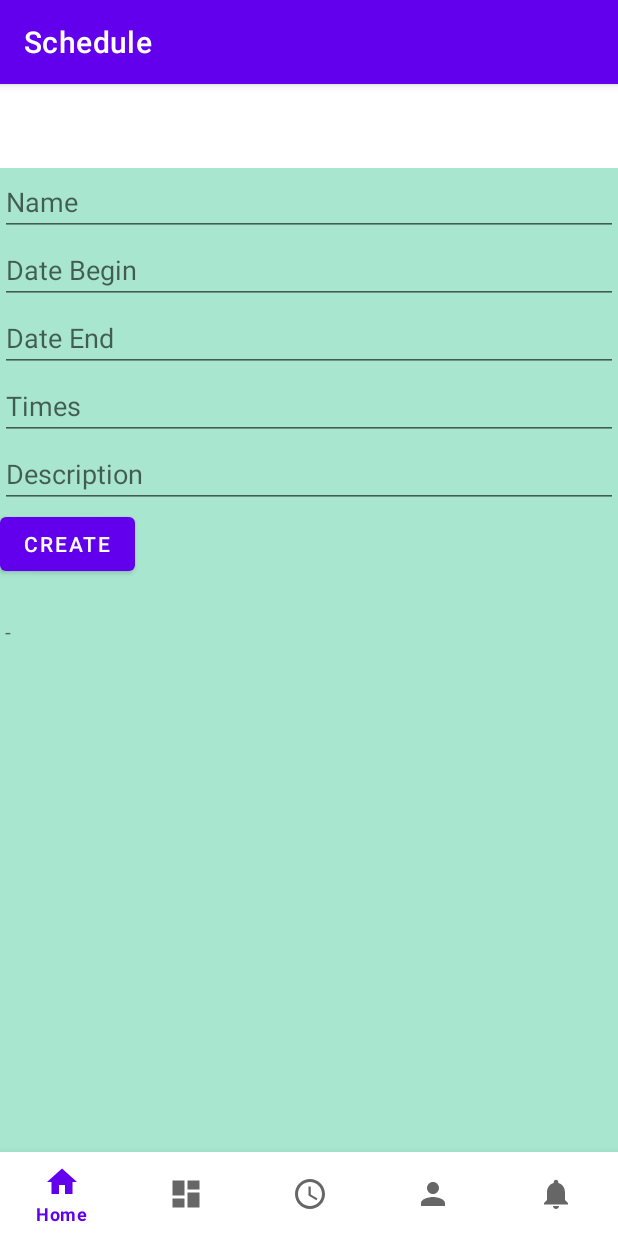
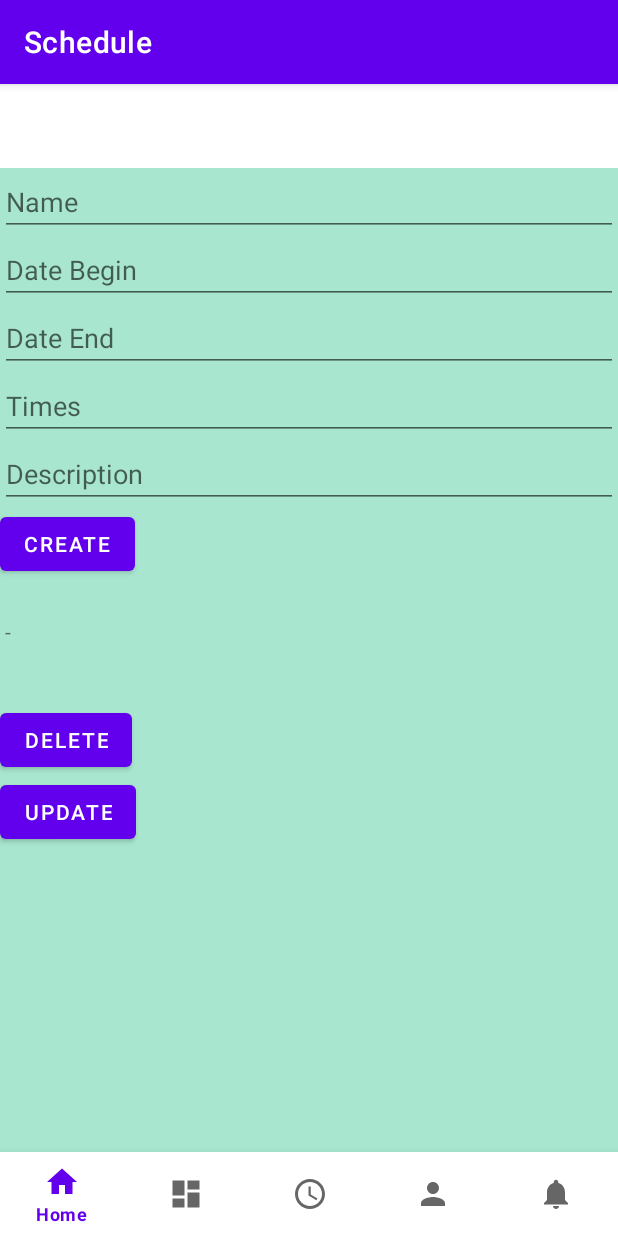
Before and after one commit to TitaniumBull224/DATH_AI, an Android app: the ScheduleFragment screen opened through its navigation route, after a tap on "CREATE", on a phone screen of 412 x 824 dp. Run offline under Robolectric (Android 15) with nearby library versions, the phone set to English and light mode, and no system bars; our stand-ins replace navigation-ui.

Commit message:
Add update + delete schedule

```diff
--- a/Internet/app/src/main/java/com/example/internet/ui/schedule/ScheduleAdapter.java
+++ b/Internet/app/src/main/java/com/example/internet/ui/schedule/ScheduleAdapter.java
@@ -1,9 +1,12 @@
 package com.example.internet.ui.schedule;
 
+import android.app.AlertDialog;
 import android.view.LayoutInflater;
 import android.view.View;
 import android.view.ViewGroup;
 import android.widget.BaseAdapter;
+import android.widget.Button;
+import android.widget.EditText;
 import android.widget.TextView;
 
 import com.example.internet.R;
@@ -12,8 +15,9 @@ import java.util.List;
 
 public class ScheduleAdapter extends BaseAdapter {
     private List<Schedule> schedules;
-
-    public ScheduleAdapter(List<Schedule> schedules) {
+    private ScheduleViewModel scheduleViewModel;
+    public ScheduleAdapter(ScheduleViewModel scheduleViewModel, List<Schedule> schedules) {
+        this.scheduleViewModel = scheduleViewModel;
         this.schedules = schedules;
     }
 
@@ -47,9 +51,49 @@ public class ScheduleAdapter extends BaseAdapter {
         TextView timesTextView = convertView.findViewById(R.id.timesTextView);
         TextView descriptionTextView = convertView.findViewById(R.id.descriptionTextView);
         nameTextView.setText(schedule.getName());
-        datesTextView.setText(schedule.getDateBegin() + " - " + schedule.getDateEnd());
+        datesTextView.setText(String.format("%s - %s", schedule.getDateBegin(), schedule.getDateEnd()));
         timesTextView.setText(schedule.getTimes());
         descriptionTextView.setText(schedule.getDescription());
+        Button deleteButton = convertView.findViewById(R.id.deleteButton);
+        deleteButton.setOnClickListener(v -> {
+            schedules.remove(schedule);
+            notifyDataSetChanged();
+            scheduleViewModel.deleteSchedule(schedule);
+        });
+        Button updateButton = convertView.findViewById(R.id.updateButton);
+        updateButton.setOnClickListener(v -> {
+            AlertDialog.Builder builder = new AlertDialog.Builder(parent.getContext());
+            View view = LayoutInflater.from(parent.getContext()).inflate(R.layout.update_schedule, null);
+            builder.setView(view);
+
+            EditText updateNameEditText = view.findViewById(R.id.updateNameEditText);
+            EditText updateDateBeginEditText = view.findViewById(R.id.updateDateBeginEditText);
+            EditText updateDateEndEditText = view.findViewById(R.id.updateDateEndEditText);
+            EditText updateTimesEditText = view.findViewById(R.id.updateTimesEditText);
+            EditText updateDescriptionEditText = view.findViewById(R.id.updateDescriptionEditText);
+
+            updateNameEditText.setText(schedule.getName());
+            updateDateBeginEditText.setText(schedule.getDateBegin());
+            updateDateEndEditText.setText(schedule.getDateEnd());
+            updateTimesEditText.setText(schedule.getTimes());
+            updateDescriptionEditText.setText(schedule.getDescription());
+
+            Button submitUpdateButton = view.findViewById(R.id.submitUpdateButton);
+            submitUpdateButton.setOnClickListener(v1 -> {
+                String name = updateNameEditText.getText().toString();
+                String dateBegin = updateDateBeginEditText.getText().toString();
+                String dateEnd = updateDateEndEditText.getText().toString();
+                String times = updateTimesEditText.getText().toString();
+                String description = updateDescriptionEditText.getText().toString();
+
+                Schedule updatedSchedule = new Schedule(schedule.getId(), name, dateBegin, dateEnd, times, description);
+
+                scheduleViewModel.updateSchedule(updatedSchedule);
+            });
+
+            AlertDialog dialog = builder.create();
+            dialog.show();
+        });
         return convertView;
     }
 }
--- a/Internet/app/src/main/java/com/example/internet/ui/schedule/ScheduleFragment.java
+++ b/Internet/app/src/main/java/com/example/internet/ui/schedule/ScheduleFragment.java
@@ -33,7 +33,7 @@ public class ScheduleFragment extends Fragment {
         binding = FragmentScheduleBinding.inflate(inflater, container, false);
         View root = binding.getRoot();
 
-        adapter = new ScheduleAdapter(new ArrayList<>());
+        adapter = new ScheduleAdapter(scheduleViewModel, new ArrayList<>());
         binding.schedulesListView.setAdapter(adapter);
 
         scheduleViewModel.getSchedules().observe(getViewLifecycleOwner(), schedules -> {
--- a/Internet/app/src/main/java/com/example/internet/ui/schedule/ScheduleViewModel.java
+++ b/Internet/app/src/main/java/com/example/internet/ui/schedule/ScheduleViewModel.java
@@ -10,8 +10,8 @@ import androidx.lifecycle.ViewModel;
 import java.util.List;
 
 public class ScheduleViewModel extends AndroidViewModel {
-    private MutableLiveData<List<Schedule>> schedules;
-    private ScheduleDatabaseHelper scheduleDatabaseHelper;
+    private final MutableLiveData<List<Schedule>> schedules;
+    private final ScheduleDatabaseHelper scheduleDatabaseHelper;
 
 
     public ScheduleViewModel(Application application) {
--- a/Internet/app/src/main/res/layout/fragment_schedule.xml
+++ b/Internet/app/src/main/res/layout/fragment_schedule.xml
@@ -16,37 +16,37 @@
             android:id="@+id/nameEditText"
             android:layout_width="match_parent"
             android:layout_height="wrap_content"
-            android:hint="Name" />
+            android:hint="@string/schedule_name" />
 
         <EditText
             android:id="@+id/dateBeginEditText"
             android:layout_width="match_parent"
             android:layout_height="wrap_content"
-            android:hint="Date Begin" />
+            android:hint="@string/schedule_date_begin" />
 
         <EditText
             android:id="@+id/dateEndEditText"
             android:layout_width="match_parent"
             android:layout_height="wrap_content"
-            android:hint="Date End" />
+            android:hint="@string/schedule_date_end" />
 
         <EditText
             android:id="@+id/timesEditText"
             android:layout_width="match_parent"
             android:layout_height="wrap_content"
-            android:hint="Times" />
+            android:hint="@string/schedule_times" />
 
         <EditText
             android:id="@+id/descriptionEditText"
             android:layout_width="match_parent"
             android:layout_height="wrap_content"
-            android:hint="Description" />
+            android:hint="@string/schedule_description" />
 
         <Button
             android:id="@+id/createButton"
             android:layout_width="wrap_content"
             android:layout_height="wrap_content"
-            android:text="Create" />
+            android:text="@string/create_btn" />
 
         <ListView
             android:id="@+id/schedulesListView"
--- a/Internet/app/src/main/res/layout/schedule_rows.xml
+++ b/Internet/app/src/main/res/layout/schedule_rows.xml
@@ -27,5 +27,15 @@
         android:layout_width="match_parent"
         android:layout_height="wrap_content"
         android:textSize="14sp" />
+    <Button
+        android:id="@+id/deleteButton"
+        android:layout_width="wrap_content"
+        android:layout_height="wrap_content"
+        android:text="@string/delete_btn" />
+    <Button
+        android:id="@+id/updateButton"
+        android:layout_width="wrap_content"
+        android:layout_height="wrap_content"
+        android:text="@string/update_btn" />
 
 </LinearLayout>
--- a/Internet/app/src/main/res/values/strings.xml
+++ b/Internet/app/src/main/res/values/strings.xml
@@ -5,5 +5,13 @@
     <string name="title_notifications">Notifications</string>
     <string name="title_schedule">Schedule</string>
     <string name="title_profile">Profile</string>
-    <string name="title_activity_mqttactivity">MQTTActivity</string>
+    <string name="schedule_name">Name</string>
+    <string name="schedule_date_begin">Date Begin</string>
+    <string name="schedule_date_end">Date End</string>
+    <string name="schedule_times">Times</string>
+    <string name="schedule_description">Description</string>
+    <string name="create_btn">Create</string>
+    <string name="delete_btn">Delete</string>
+    <string name="update_btn">Update</string>
+    <string name="submit_btn">Submit</string>
 </resources>
```
Also changed, not shown: Internet/app/src/main/java/com/example/internet/DatabaseHelper.java (+3 -11 lines), Internet/app/src/main/res/layout/update_schedule.xml (added, +43 -0 lines), 25 other files.
